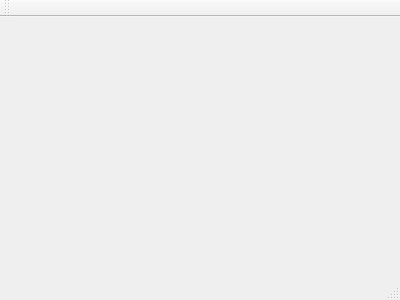
First picture: the form in Qt/openFOAM-configurator/mainwindow.ui, repository YarikMamykin/SOP-Converter, before the edit.
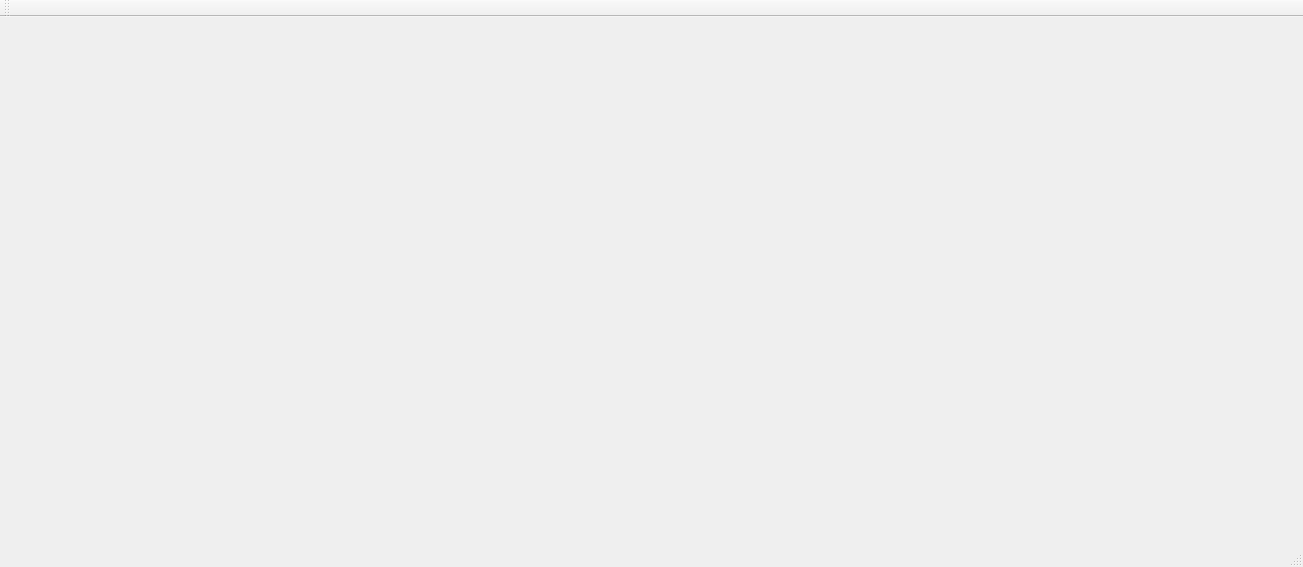
Second picture: the form after the edit.

What changed in the file:
```diff
--- a/Qt/openFOAM-configurator/mainwindow.ui
+++ b/Qt/openFOAM-configurator/mainwindow.ui
@@ -6,8 +6,8 @@
    <rect>
     <x>0</x>
     <y>0</y>
-    <width>400</width>
-    <height>300</height>
+    <width>1303</width>
+    <height>567</height>
    </rect>
   </property>
   <property name="windowTitle">
```
Left out of the diff: 4 changed lines with no effect on the pictures.
